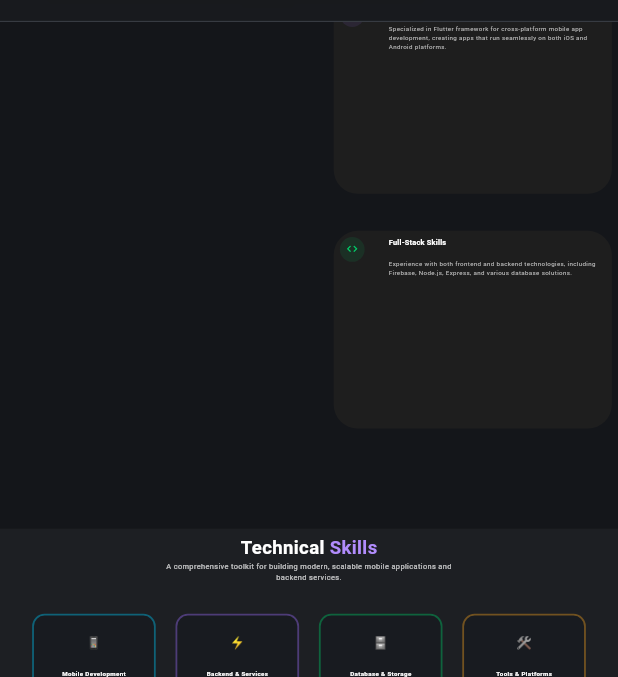
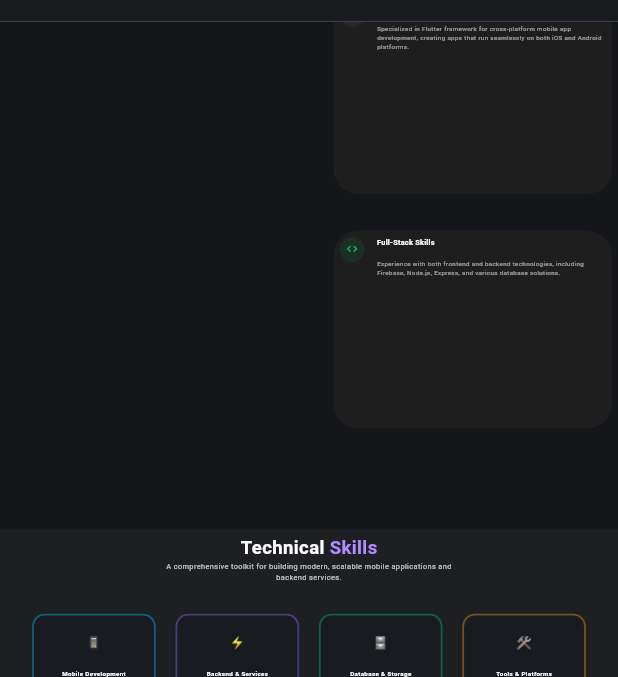
Before and after one commit to RohanSunar15/rohansunar_portfolio, a Flutter app: the screen it shows after launch, scrolled down 576 dp, on a phone screen of 412 x 824 dp, the part 108-785 px from its top. Run offline on Flutter 3.47's test engine with Material 3 defaults, Android fonts, the phone set to English and light mode, and no system bars; our stand-ins replace font_awesome_flutter.

Commit message:
Small change in custom card

```diff
--- a/lib/core/widgets/custom_widget/custom_card.dart
+++ b/lib/core/widgets/custom_widget/custom_card.dart
@@ -1,5 +1,6 @@
 import 'package:flutter/material.dart';
 import 'package:rohansunar_portfolio/core/config/size_config/size_config.dart';
+import 'package:rohansunar_portfolio/core/theme/app_colors.dart';
 
 class CustomInfoCard extends StatefulWidget {
   final IconData icon;
@@ -70,7 +71,7 @@ class _CustomInfoCardState extends State<CustomInfoCard> {
                 size: SizeConfig.blockWidth * 2,
               ),
             ),
-            const SizedBox(width: 16),
+            SizedBox(width: SizeConfig.blockWidth * 2),
             Expanded(
               child: Column(
                 crossAxisAlignment: CrossAxisAlignment.start,
@@ -78,7 +79,7 @@ class _CustomInfoCardState extends State<CustomInfoCard> {
                   Text(
                     widget.title,
                     style: Theme.of(context).textTheme.titleMedium?.copyWith(
-                      color: Colors.white,
+                      color: AppColors.white,
                       fontWeight: FontWeight.bold,
                       fontSize: SizeConfig.blockWidth * 1.2,
                     ),
@@ -87,7 +88,7 @@ class _CustomInfoCardState extends State<CustomInfoCard> {
                   Text(
                     widget.description,
                     style: Theme.of(context).textTheme.bodyMedium?.copyWith(
-                      color: Colors.grey[400],
+                      color: AppColors.white.withAlpha(150),
                       fontSize: SizeConfig.blockWidth * 1,
                     ),
                   ),
```
